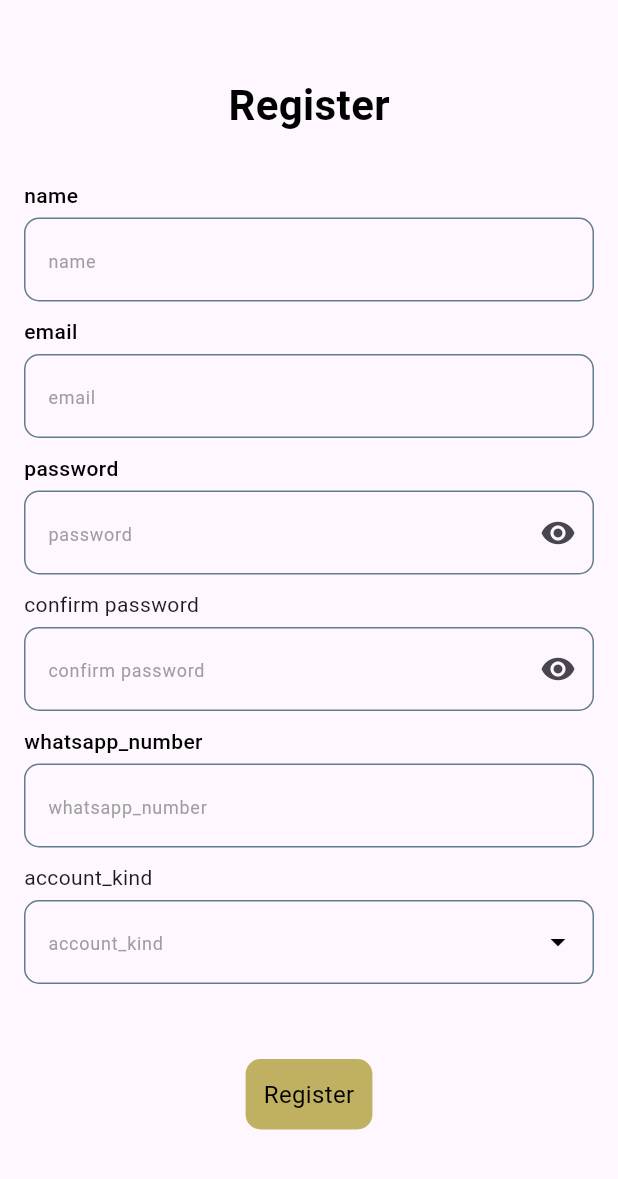
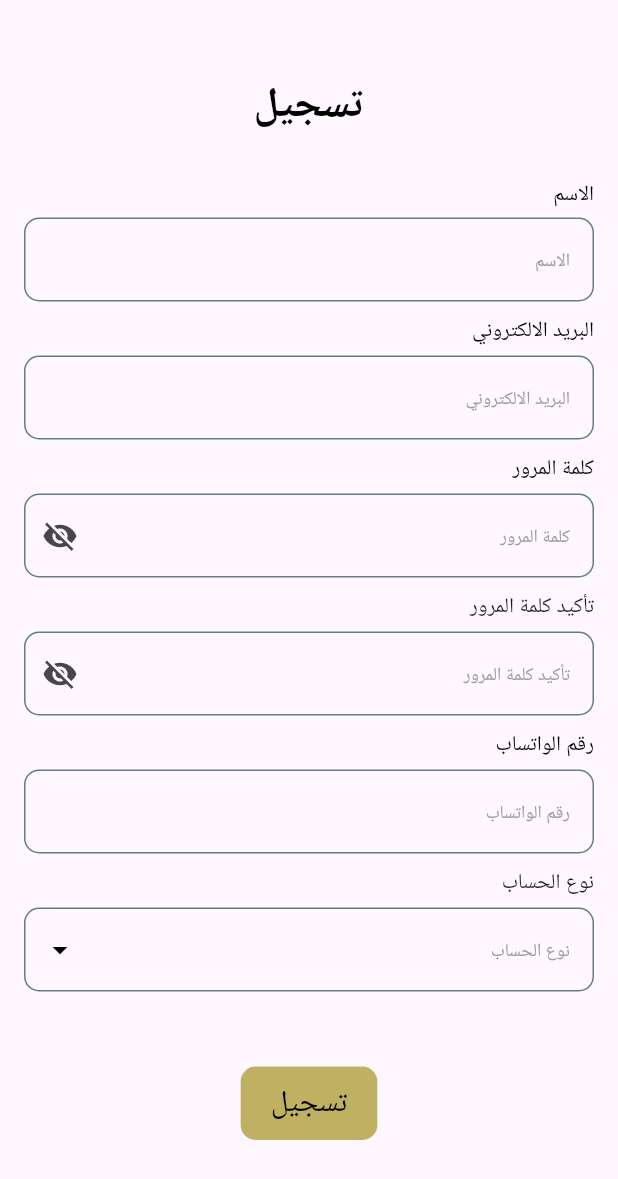
Before and after one commit to AhmedNasser24/e_commerce_app, a Flutter app: the RegisterView screen opened directly, on a phone screen of 412 x 824 dp. Shown: the top 1179 px of the screen. Run offline on Flutter 3.47's test engine with Material 3 defaults, Android fonts, the phone set to English and light mode, and no system bars; drawn by our look-alikes of modal_progress_hud_nsn; our stand-ins replace dartz, firebase_auth, firebase_core, firebase_storage, flutter_bloc, gap and 1 more; accounts and stored records are empty.

Commit message:
finish login and register

```diff
--- a/lib/features/auth/presentation/views/widgets/password_and_confirm_password.dart
+++ b/lib/features/auth/presentation/views/widgets/password_and_confirm_password.dart
@@ -21,7 +21,7 @@ class _PasswordAndConfirmPasswordState
     extends State<PasswordAndConfirmPassword> {
   String password = '';
   String confirmPassword = '';
-  bool isObscure1 = false , isObscure2 = false;
+  bool isObscure1 = true , isObscure2 = true;
   @override
   Widget build(BuildContext context) {
     return Column(
--- a/lib/features/auth/presentation/views/widgets/register_body.dart
+++ b/lib/features/auth/presentation/views/widgets/register_body.dart
@@ -1,10 +1,6 @@
 import 'package:e_commerce/features/auth/data/models/register_model.dart';
-import 'package:e_commerce/features/auth/presentation/manager/auth_cubit/auth_cubit.dart';
-import 'package:e_commerce/utils/core/show_snack_bar.dart';
 import 'package:flutter/material.dart';
-import 'package:flutter_bloc/flutter_bloc.dart';
 import 'package:gap/gap.dart';
-import 'package:modal_progress_hud_nsn/modal_progress_hud_nsn.dart';
 
 import '../../../../../generated/l10n.dart';
 import '../../../../../utils/core/app_style.dart';
@@ -26,28 +22,10 @@ class RegisterBody extends StatefulWidget {
 class _RegisterBodyState extends State<RegisterBody> {
   GlobalKey<FormState> formKey = GlobalKey<FormState>();
   RegisterModel registerModel = RegisterModel();
-  bool isLoading = false;
   @override
   Widget build(BuildContext context) {
-    return BlocConsumer<AuthCubit, AuthState>(
-      listener: (context, state) {
-        if (state is AuthLoading) {
-          isLoading = true ;
-        }else if (state is AuthFailure){
-          isLoading = false ;
-          showSnackBar(context, state.errMessage) ;
-        }else if (state is AuthSuccess){
-          isLoading = false ;
-          Navigator.pop(context) ;
-        }else {
-          isLoading = false ;
-        }
-      },
-      builder: (context, state) {
     return Form(
       key: formKey,
-          child: ModalProgressHUD(
-            inAsyncCall: isLoading,
       child: Padding(
         padding: const EdgeInsets.symmetric(horizontal: 16),
         child: SingleChildScrollView(
@@ -72,8 +50,7 @@ class _RegisterBodyState extends State<RegisterBody> {
               const Gap(5),
               PasswordAndConfirmPassword(registerModel: registerModel),
               const Gap(10),
-                    Text(S.of(context).whatsapp_number,
-                        style: AppStyle.medium14),
+              Text(S.of(context).whatsapp_number, style: AppStyle.medium14),
               const Gap(5),
               WhatsAppNumber(registerModel: registerModel),
               const Gap(10),
@@ -91,9 +68,6 @@ class _RegisterBodyState extends State<RegisterBody> {
           ),
         ),
       ),
-          ),
-        );
-      },
     );
   }
 }
--- a/lib/features/auth/presentation/views/widgets/register_button.dart
+++ b/lib/features/auth/presentation/views/widgets/register_button.dart
@@ -4,6 +4,7 @@ import 'package:flutter_bloc/flutter_bloc.dart';
 
 import '../../../../../generated/l10n.dart';
 import '../../../../../utils/core/app_style.dart';
+import '../../../../../utils/core/show_snack_bar.dart';
 import '../../../data/models/register_model.dart';
 
 class RegisterButton extends StatelessWidget {
@@ -17,23 +18,42 @@ class RegisterButton extends StatelessWidget {
 
   @override
   Widget build(BuildContext context) {
+    bool isLoading = false;
+    return BlocConsumer<AuthCubit, AuthState>(
+      listener: (context, state) {
+        if (state is AuthLoading) {
+          isLoading = true;
+        } else if (state is AuthFailure) {
+          isLoading = false;
+          showSnackBar(context, state.errMessage);
+        } else if (state is AuthSuccess) {
+          isLoading = false;
+          Navigator.pop(context);
+        } else {
+          isLoading = false;
+        }
+      },
+      builder: (context, state) {
         return GestureDetector(
           onTap: () {
             if (formKey.currentState!.validate()) {
               BlocProvider.of<AuthCubit>(context)
                   .register(registerModel: registerModel, context);
-          print('valid');
             } else {
               formKey.currentState!.save();
             }
           },
           child: Container(
-        padding: const EdgeInsets.all(12),
+            padding: const EdgeInsets.symmetric(horizontal: 20, vertical: 10),
             decoration: BoxDecoration(
                 borderRadius: BorderRadius.circular(10),
                 color: const Color.fromARGB(218, 182, 165, 71)),
-        child: Text(S.of(context).register, style: AppStyle.regular16),
+            child: isLoading
+                ? const CircularProgressIndicator()
+                : Text(S.of(context).register, style: AppStyle.medium20),
           ),
+        );
+      },
     );
   }
 }
--- a/lib/main.dart
+++ b/lib/main.dart
@@ -40,7 +40,7 @@ class _MyAppState extends State<MyApp> {
     super.initState();
   }
 
-  Locale _locale = Locale('en');
+  Locale _locale =  const Locale('ar');
   void _changeLanguage(Locale newLocale) {
     setState(() {
       _locale = newLocale;
```
Also changed, not shown: lib/features/auth/presentation/views/widgets/login_password.dart (+18 -2 lines), lib/features/auth/presentation/views/widgets/navigate_to_register_view.dart (+6 -1 lines). Lines whose indentation alone changed are shown as unchanged.
